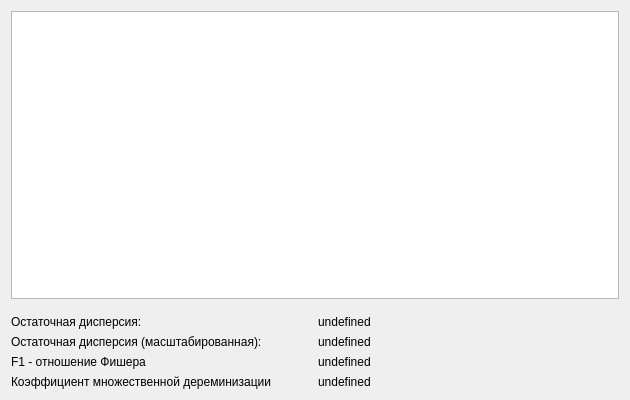
Qt form statapp/ui/polynom_window.ui (shizand/statapp) before a commit.
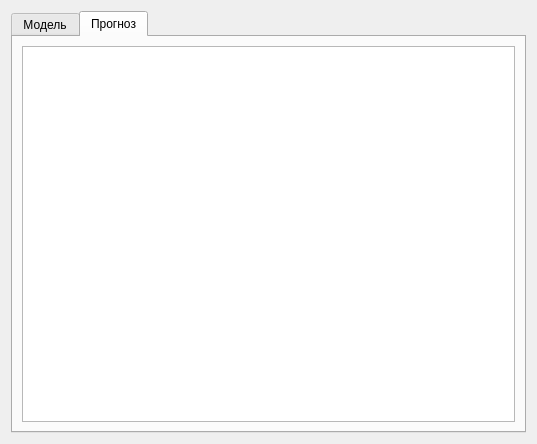
The same form after that commit. The open tabs and pages were chosen to show the change.

Commit message:
feat: добавлен "Прогноз" (#92)
Closes #85

The edit to the form file:
```diff
--- a/statapp/ui/polynom_window.ui
+++ b/statapp/ui/polynom_window.ui
@@ -6,17 +6,27 @@
    <rect>
     <x>0</x>
     <y>0</y>
-    <width>630</width>
-    <height>400</height>
+    <width>537</width>
+    <height>444</height>
    </rect>
   </property>
   <property name="windowTitle">
    <string>Полином</string>
   </property>
   <layout class="QGridLayout" name="gridLayout_2">
+   <item row="0" column="6">
+    <widget class="QTabWidget" name="tabWidget">
+     <property name="currentIndex">
+      <number>0</number>
+     </property>
+     <widget class="QWidget" name="model">
+      <attribute name="title">
+       <string>Модель</string>
+      </attribute>
+      <layout class="QGridLayout" name="gridLayout_3">
    <item row="0" column="0">
     <layout class="QGridLayout" name="gridLayout">
-     <item row="0" column="0">
+         <item row="1" column="3">
       <widget class="QTableView" name="tableView">
        <attribute name="horizontalHeaderMinimumSectionSize">
         <number>40</number>
@@ -29,7 +39,7 @@
        </attribute>
       </widget>
      </item>
-     <item row="1" column="0">
+         <item row="2" column="3">
       <layout class="QGridLayout" name="polynomResult">
        <property name="topMargin">
         <number>10</number>
@@ -93,6 +103,24 @@
       </layout>
      </item>
     </layout>
+       </item>
+      </layout>
+     </widget>
+     <widget class="QWidget" name="prediction">
+      <attribute name="title">
+       <string>Прогноз</string>
+      </attribute>
+      <layout class="QGridLayout" name="gridLayout_4">
+       <item row="0" column="0">
+        <widget class="QTableView" name="predictionTableView">
+         <attribute name="verticalHeaderVisible">
+          <bool>false</bool>
+         </attribute>
+        </widget>
+       </item>
+      </layout>
+     </widget>
+    </widget>
    </item>
   </layout>
  </widget>
```
Lines whose indentation alone changed are shown as unchanged. The commit also changes 10 other files.
